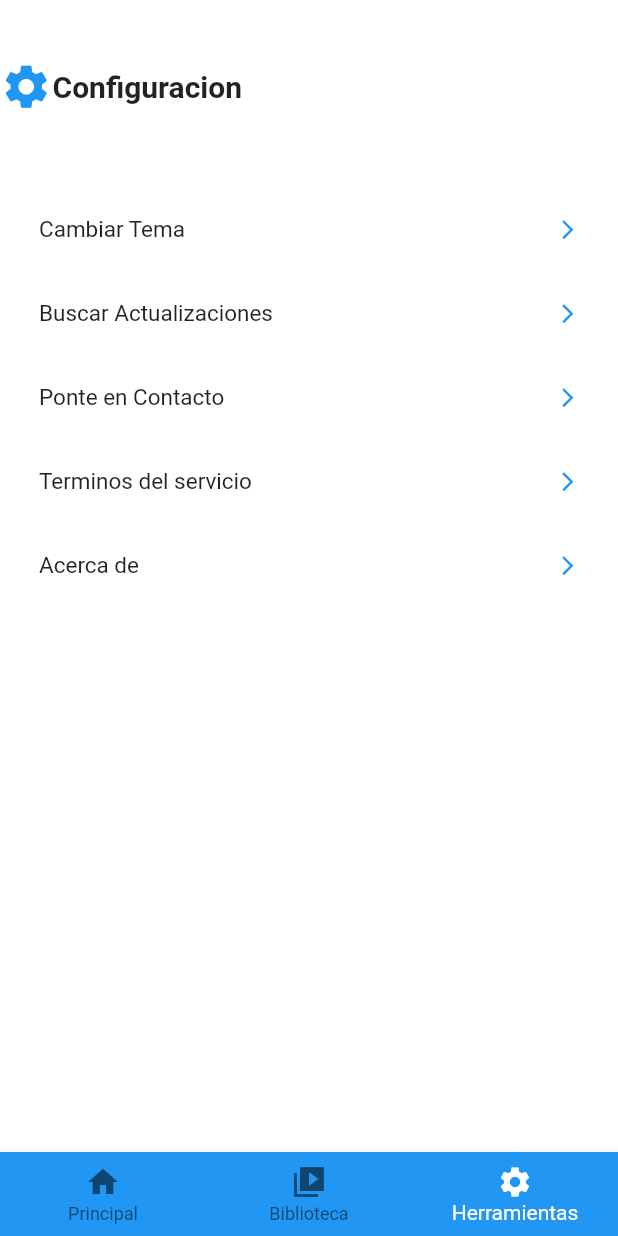
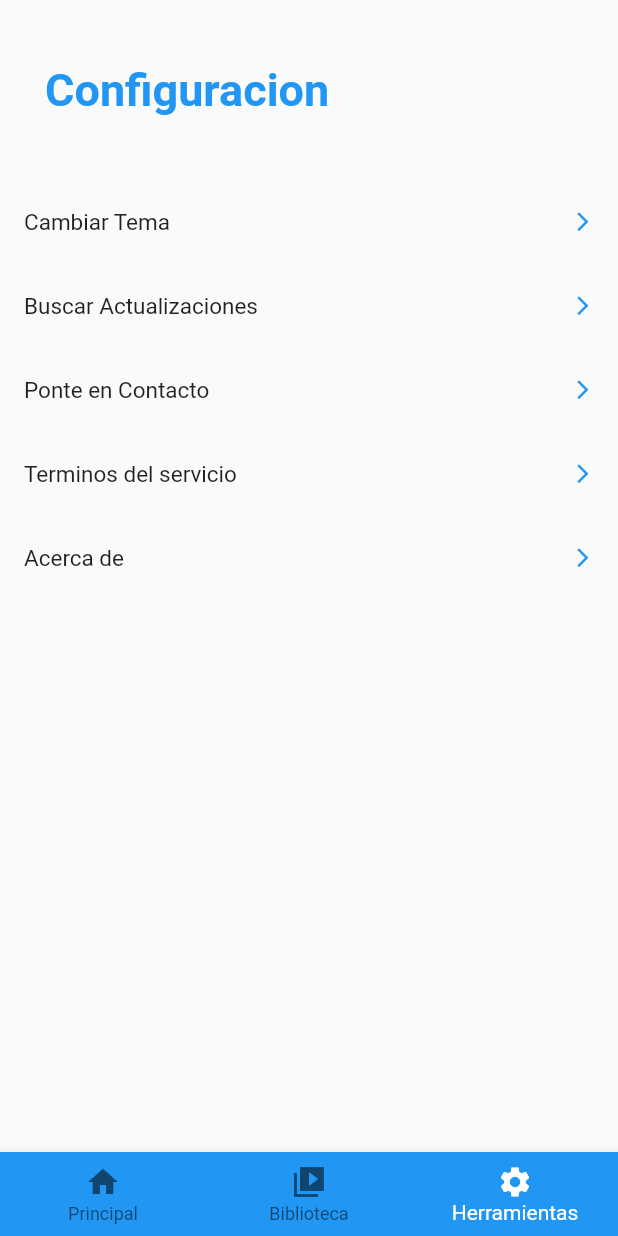
Before and after one commit to jhonatan11530/ForixPlayer, a Flutter app: the screen it shows after launch, item 3 of the bottom bar chosen, on a phone screen of 412 x 824 dp. Run offline on Flutter 3.47's test engine with Material 2 defaults, Android fonts, the phone set to English and light mode, and no system bars; network calls fail.

Commit message:
se realiza mejora en el home y demas archivos

```diff
--- a/lib/main.dart
+++ b/lib/main.dart
@@ -15,27 +15,52 @@ class ForixPlayer extends StatefulWidget {
 }
 
 class _ForixPlayerState extends State<ForixPlayer> {
-  int _selectedIndex = 0;
-  List<Widget> _pages = [Home(), Biblioteca(), Settings()];
   // primary color nabvar - second color footer - tree color theme body
   List<Color> _colorAplicacion = [Colors.blue, Colors.blue, Colors.white];
   @override
   Widget build(BuildContext context) {
     return MaterialApp(
-      theme: new ThemeData(scaffoldBackgroundColor: _colorAplicacion[2]),
       home: Scaffold(
-        /*appBar: AppBar(
-          title: const Text('Forix Multimedia'),
-          backgroundColor: _colorAplicacion[0],
-        ),*/
-        body: _pages[_selectedIndex],
+        bottomNavigationBar: MyNavigationBar(),
+      ),
+    );
+  }
+}
+
+class NavBarButton {
+  int _selectedIndex = 0;
+  List<Widget> _pages = [Home(), Biblioteca(), Settings()];
+}
+
+NavBarButton NavBar = new NavBarButton();
+ValueNotifier<int> buttonClickedTimes = ValueNotifier(0);
+
+class MyNavigationBar extends StatefulWidget {
+  const MyNavigationBar({super.key});
+
+  @override
+  State<MyNavigationBar> createState() => _MyNavigationBarState();
+}
+
+class _MyNavigationBarState extends State<MyNavigationBar> {
+  @override
+  Widget build(BuildContext context) {
+    return MaterialApp(
+      home: Scaffold(
+        body: ValueListenableBuilder(
+          valueListenable: buttonClickedTimes,
+          builder: (context, value, child) {
+            return NavBar._pages[value];
+          },
+        ),
         bottomNavigationBar: BottomNavigationBar(
-          backgroundColor: _colorAplicacion[1],
-          currentIndex: _selectedIndex,
+          backgroundColor: Colors.blue,
+          currentIndex: NavBar._selectedIndex,
           selectedItemColor: Colors.white,
           onTap: (value) {
             setState(() {
-              _selectedIndex = value;
+              NavBar._selectedIndex = value;
+              buttonClickedTimes.value = value;
             });
           },
           items: [
--- a/lib/pages/home.dart
+++ b/lib/pages/home.dart
@@ -17,14 +17,17 @@ class _HomeState extends State<Home> {
   ];
   @override
   Widget build(BuildContext context) {
-    return Container(
+    return MaterialApp(
+      home: Scaffold(
+        body: Container(
           child: Column(
             children: [
               Container(
                 width: double.infinity,
                 height: 120,
                 child: Padding(
-              padding: new EdgeInsets.symmetric(horizontal: 0, vertical: 40),
+                  padding:
+                      new EdgeInsets.symmetric(horizontal: 0, vertical: 40),
                   child: Row(
                     children: [
                       Padding(padding: EdgeInsets.all(15)),
@@ -34,7 +37,7 @@ class _HomeState extends State<Home> {
                             fontSize: 40,
                             color: Colors.blue,
                             fontWeight: FontWeight.bold),
-                  )
+                      ),
                     ],
                   ),
                 ),
@@ -70,12 +73,18 @@ class _HomeState extends State<Home> {
                         backgroundImage: NetworkImage(
                             "https://flutter.github.io/assets-for-api-docs/assets/widgets/owl.jpg"),
                       ),
-                  onTap: () {},
+                      onTap: () {
+                        Navigator.of(context).push(MaterialPageRoute(
+                          builder: (context) => Music(),
+                        ));
+                      },
                     );
                   },
                 ),
               ),
             ],
+          ),
+        ),
       ),
     );
   }
--- a/lib/pages/settings.dart
+++ b/lib/pages/settings.dart
@@ -17,28 +17,32 @@ class _SettingsState extends State<Settings> {
   ];
   @override
   Widget build(BuildContext context) {
-    return Column(
+    return MaterialApp(
+      home: Scaffold(
+        body: Column(
           children: [
-        Flexible(
-          child: Container(
+            Container(
+              width: double.infinity,
+              height: 120,
+              child: Padding(
                 padding: new EdgeInsets.symmetric(horizontal: 0, vertical: 40),
                 child: Row(
                   children: [
-                Icon(
-                  Icons.settings,
+                    Padding(padding: EdgeInsets.all(15)),
+                    Text(
+                      "Configuracion",
+                      style: TextStyle(
+                          fontSize: 30,
                           color: Colors.blue,
-                  size: 35,
+                          fontWeight: FontWeight.bold),
                     ),
-                Text("Configuracion",
-                    style:
-                        TextStyle(fontSize: 20, fontWeight: FontWeight.bold)),
                   ],
                 ),
               ),
             ),
             Expanded(
               child: ListView.builder(
-            padding: const EdgeInsets.all(10),
+                padding: const EdgeInsets.all(0),
                 itemCount: entries.length,
                 itemBuilder: (context, index) {
                   return ListTile(
@@ -54,6 +58,8 @@ class _SettingsState extends State<Settings> {
               ),
             ),
           ],
+        ),
+      ),
     );
   }
 }
```
Also changed, not shown: lib/pages/Music/music.dart (+14 -14 lines), lib/pages/library.dart (+6 -2 lines). Lines whose indentation alone changed are shown as unchanged.
